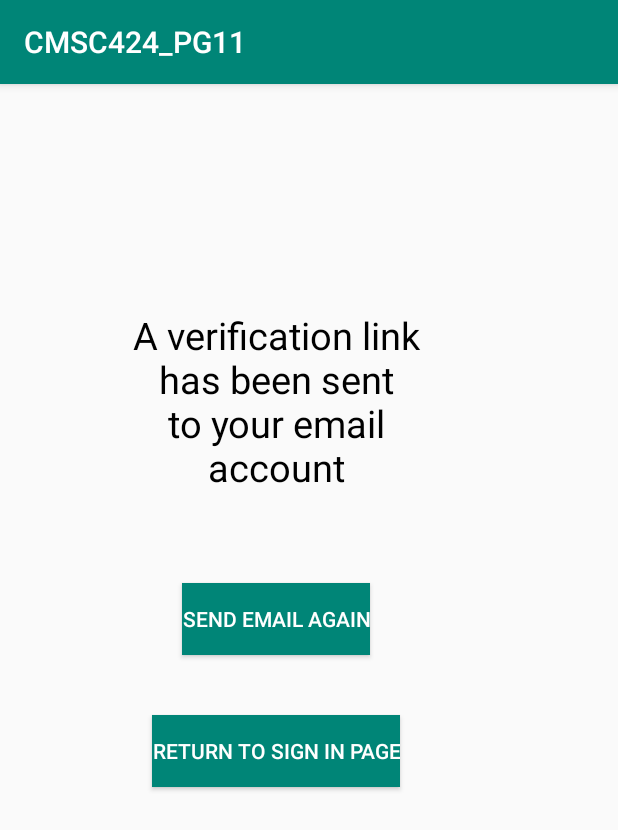
After one commit to xzient/BandU, an Android app: the verifyEmailActivity screen opened directly, with no data from a screen before it, on a phone screen of 412 x 824 dp. The commit adds this screen. Shown: the top 830 px of the screen. Run offline under Robolectric (Android 15) with nearby library versions, the phone set to English and light mode, and no system bars; our stand-ins replace Firebase (no records; nobody signed in at launch, a user with empty details on screens opened directly).

Commit message:
Add email verification

```diff
--- /dev/null
+++ b/app/src/main/java/cmsc424/cmsc424_pg11/verifyEmailActivity.java
@@ -0,0 +1,80 @@
+package cmsc424.cmsc424_pg11;
+
+import android.content.Intent;
+import android.support.annotation.NonNull;
+import android.support.v7.app.AppCompatActivity;
+import android.os.Bundle;
+import android.util.Log;
+import android.view.View;
+import android.widget.Button;
+import android.widget.TextView;
+import android.widget.Toast;
+
+import com.google.android.gms.tasks.OnCompleteListener;
+import com.google.android.gms.tasks.Task;
+import com.google.firebase.auth.FirebaseAuth;
+import com.google.firebase.auth.FirebaseUser;
+
+public class verifyEmailActivity extends AppCompatActivity {
+
+
+    Button returnSignIn;
+    Button sendAgain;
+    TextView messageVerify;
+
+    public static final String TAG = "verifyEmailActivity";
+
+    private FirebaseAuth mAuth;
+
+    @Override
+    protected void onCreate(Bundle savedInstanceState) {
+        super.onCreate(savedInstanceState);
+        setContentView(R.layout.activity_verify_email);
+
+        messageVerify = findViewById(R.id.verifyEmailMessage);
+        sendAgain = findViewById(R.id.buttonSendEmail);
+        returnSignIn = findViewById(R.id.buttonReturnToSignIn);
+
+        mAuth = FirebaseAuth.getInstance();
+
+        sendAgain.setOnClickListener(new View.OnClickListener() {
+            @Override
+            public void onClick(View view) {
+                mAuth.getCurrentUser().sendEmailVerification()
+                        .addOnCompleteListener(new OnCompleteListener<Void>() {
+                            @Override
+                            public void onComplete(@NonNull Task<Void> task) {
+                                if (task.isSuccessful()) {
+                                    Log.d(TAG, "Email sent.");
+                                    Toast.makeText(verifyEmailActivity.this, "Email sent!", Toast.LENGTH_SHORT).show();
+                                }
+                            }
+                        });
+
+            }
+        });
+
+        returnSignIn.setOnClickListener(new View.OnClickListener() {
+            @Override
+            public void onClick(View view) {
+                startActivity(new Intent(verifyEmailActivity.this, SignIn.class));
+            }
+        });
+
+
+
+    }
+
+
+    /*
+    @Override
+    public void onStart() {
+        super.onStart();
+        // Check if user is signed in (non-null) and update UI accordingly.
+        FirebaseUser currentUser = mAuth.getCurrentUser();
+
+
+        //updateUI(currentUser); //Create function to update
+    }
+    */
+}
--- /dev/null
+++ b/app/src/main/res/layout/activity_verify_email.xml
@@ -0,0 +1,52 @@
+<?xml version="1.0" encoding="utf-8"?>
+<android.support.constraint.ConstraintLayout xmlns:android="http://schemas.android.com/apk/res/android"
+    xmlns:app="http://schemas.android.com/apk/res-auto"
+    xmlns:tools="http://schemas.android.com/tools"
+    android:layout_width="match_parent"
+    android:layout_height="match_parent"
+    tools:context=".verifyEmailActivity"
+    tools:layout_editor_absoluteY="81dp">
+
+
+    <LinearLayout
+        android:layout_width="368dp"
+        android:layout_height="495dp"
+        android:orientation="vertical"
+        tools:layout_editor_absoluteX="8dp"
+        tools:layout_editor_absoluteY="8dp">
+
+        <TextView
+            android:id="@+id/verifyEmailMessage"
+            android:layout_width="200dp"
+            android:layout_height="wrap_content"
+            android:layout_gravity="center"
+            android:layout_marginTop="150dp"
+            android:layout_marginBottom="20dp"
+            android:textSize="25dp"
+            android:textAlignment="center"
+            android:textColor="@color/colorBlack"
+            android:text="@string/checkEmail" />
+
+        <Button
+            android:id="@+id/buttonSendEmail"
+            android:layout_width="wrap_content"
+            android:layout_height="wrap_content"
+            android:layout_gravity="center"
+            android:layout_marginTop="40dp"
+            android:layout_marginBottom="20dp"
+            android:background="@color/colorPrimary"
+            android:textColor="@color/colorWhite"
+            android:text="@string/sendEmailAgain" />
+
+        <Button
+            android:id="@+id/buttonReturnToSignIn"
+            android:layout_width="wrap_content"
+            android:layout_height="wrap_content"
+            android:layout_gravity="center"
+            android:layout_marginTop="20dp"
+            android:layout_marginBottom="20dp"
+            android:background="@color/colorPrimary"
+            android:textColor="@color/colorWhite"
+            android:text="@string/ReturnToSignIn" />
+    </LinearLayout>
+</android.support.constraint.ConstraintLayout>
--- a/app/src/main/res/values/strings.xml
+++ b/app/src/main/res/values/strings.xml
@@ -7,4 +7,7 @@
     <string name="passCaptcha">You are not a robot!</string>
     <string name="noPassCaptcha">You did not pass the captcha prompt!</string>
     <string name="termsAndConditions">I accept the Terms of Service</string>
+    <string name="checkEmail">A verification link has been sent to your email account</string>
+    <string name="ReturnToSignIn">Return to Sign In page</string>
+    <string name="sendEmailAgain">Send Email Again</string>
 </resources>
```
Also changed, not shown: app/src/main/AndroidManifest.xml (+4 -3 lines), app/src/main/java/cmsc424/cmsc424_pg11/SignIn.java (+13 -0 lines), app/src/main/java/cmsc424/cmsc424_pg11/SignUp.java (+42 -2 lines).
